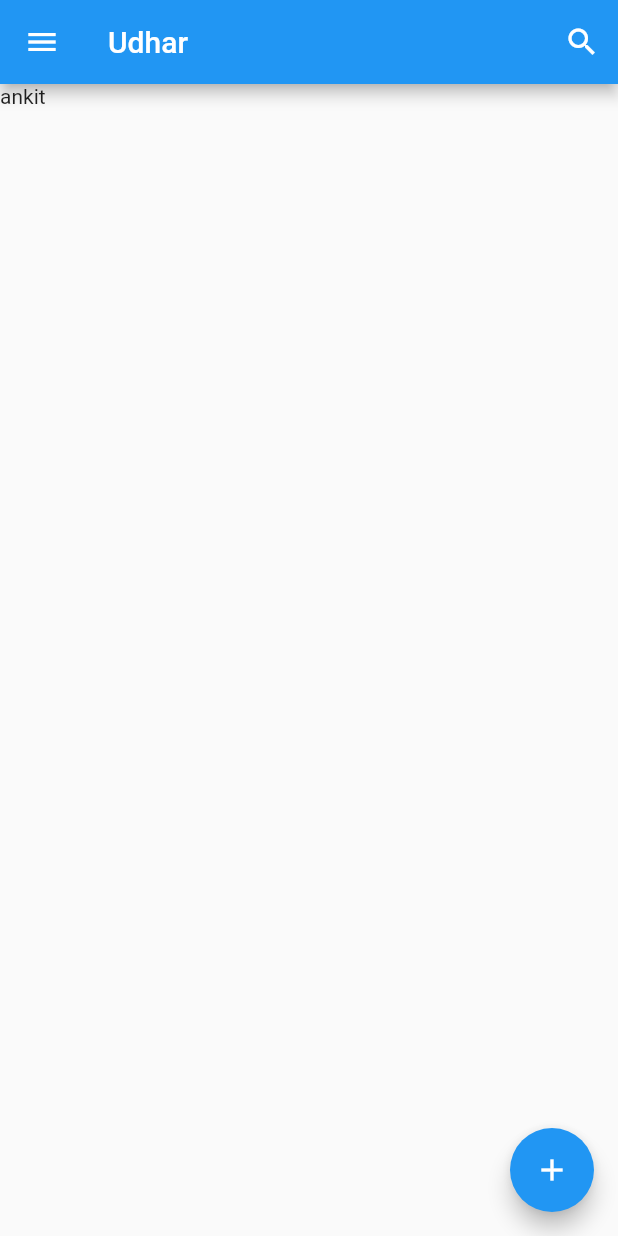
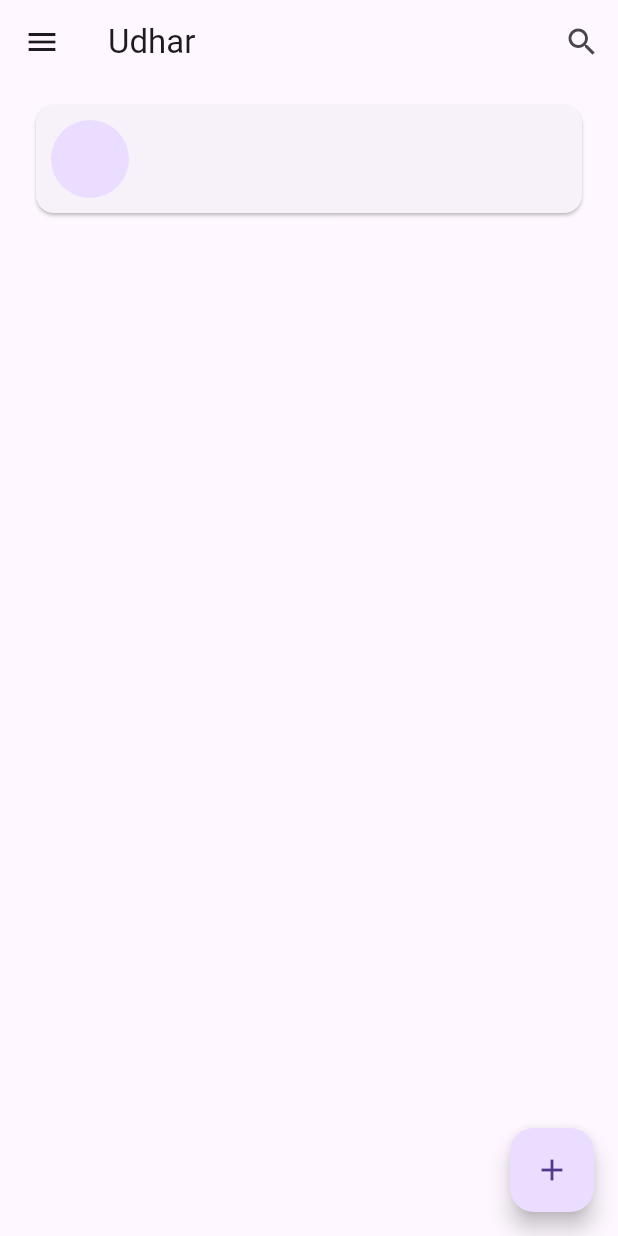
Before and after one commit to ankit7927/udhar, a Flutter app: the screen it shows after launch, on a phone screen of 412 x 824 dp. Run offline on Flutter 3.47's test engine with Material 2 defaults, Android fonts, the phone set to English and light mode, and no system bars; our stand-ins replace flutter_expandable_fab.

Commit message:
created home customer card

```diff
--- a/lib/components/home_customer_card.dart
+++ b/lib/components/home_customer_card.dart
@@ -1,20 +1,56 @@
 import 'package:flutter/material.dart';
 
-class HomeCustomerCard extends StatefulWidget {
-  const HomeCustomerCard(
-      {super.key,
-      required this.name,
-      required this.email,
-      required this.amount});
-  final String name, email;
-  final int amount;
-  @override
-  State<HomeCustomerCard> createState() => _HomeCustomerCardState();
-}
+class HomeCustomerCard extends StatelessWidget {
+  const HomeCustomerCard({super.key});
 
-class _HomeCustomerCardState extends State<HomeCustomerCard> {
   @override
   Widget build(BuildContext context) {
-    return Text(widget.name);
+    return  Card(
+      child: Row(children: [
+        Container(
+          margin: EdgeInsets.all(10),
+          child: const CircleAvatar(
+            radius: 26,
+          ),
+        )
+      ]),
+    );
+
+    /* const Card(
+      child: Row(
+        children: [
+          CircleAvatar(
+            radius: 20,
+          ),
+          Column(
+            children: [
+              Text(
+                "Customer Name",
+                style: TextStyle(fontWeight: FontWeight.bold),
+              ),
+              Text(
+                "Some supporting text for addres to fill",
+                overflow: TextOverflow.ellipsis,
+                style: TextStyle(fontSize: 10),
+              )
+            ],
+          ),
+          Row(
+            children: [
+              Text(
+                "100",
+                style: TextStyle(fontWeight: FontWeight.w600, fontSize: 30),
+              ),
+              Text(
+                "Rs.",
+                style: TextStyle(fontSize: 10, fontWeight: FontWeight.w400),
+              )
+            ],
+          )
+        ],
+      ),
+    );
+
+    */
   }
 }
--- a/lib/main.dart
+++ b/lib/main.dart
@@ -1,5 +1,6 @@
 import 'package:flutter/material.dart';
 import 'pages/home.dart';
+
 void main() {
   runApp(const UdharApp());
 }
@@ -10,8 +11,11 @@
   // This widget is the root of your application.
   @override
   Widget build(BuildContext context) {
-    return const MaterialApp(
+    return  MaterialApp(
       title: 'Udhar',
+      theme: ThemeData(
+        useMaterial3: true,
+      ),
       home: Home(),
     );
   }
--- a/lib/pages/home.dart
+++ b/lib/pages/home.dart
@@ -15,15 +15,14 @@
       drawer: const Drawer(),
       appBar: AppBar(
         title: const Text("Udhar"),
-        actions: [
-          IconButton(onPressed: (){}, icon: const Icon(Icons.search))
-        ],
+        actions: [IconButton(onPressed: () {}, icon: const Icon(Icons.search))],
       ),
-      body: Container(
-        child: const HomeCustomerCard(name: "ankit", email: "test@email",amount: 100,),
+      body: const Padding(
+        padding: EdgeInsets.only(top: 10, left: 20, right: 20),
+        child: HomeCustomerCard(),
       ),
       floatingActionButton: FloatingActionButton(
-        onPressed: () {  },
+        onPressed: () {},
         child: const Icon(Icons.add),
       ),
     );
```
Also changed, not shown: pubspec.lock, 1 other file.
